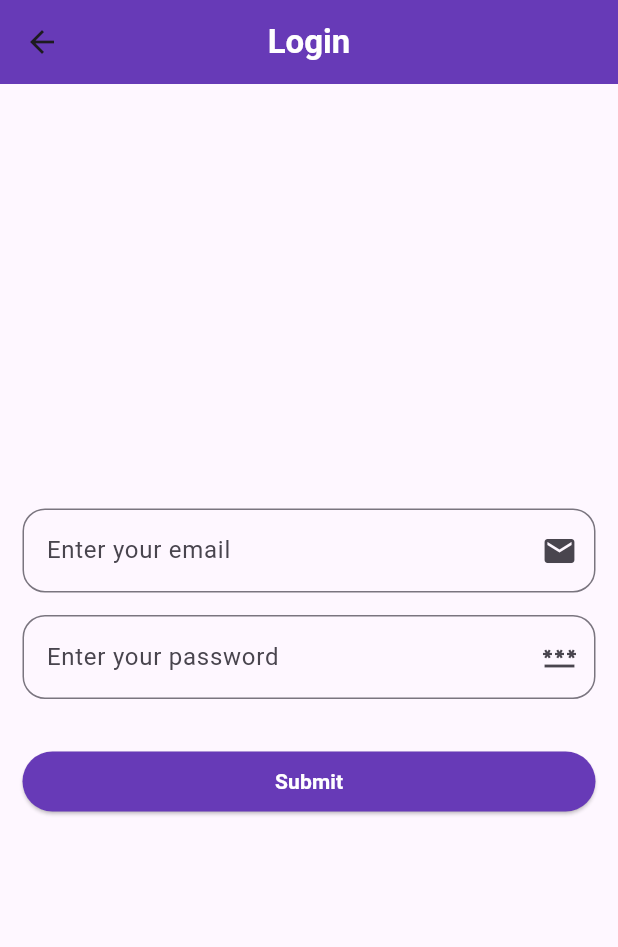
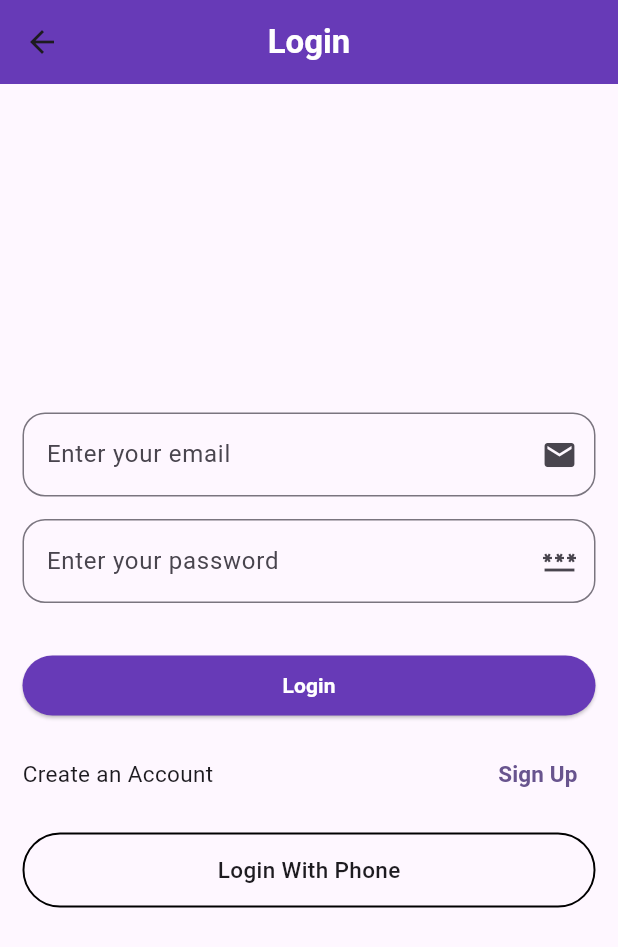
Before and after one commit to rathaurkaushik/firebase_app, a Flutter app: the screen it shows after launch, on a phone screen of 412 x 824 dp. Shown: the top 947 px of the screen. Run offline on Flutter 3.47's test engine with Material 3 defaults, Android fonts, the phone set to English and light mode, and no system bars; our stand-ins replace firebase_core; accounts and stored records are empty.

Commit message:
Add phone screen and some changes on auth pages

```diff
--- a/lib/pages/auth/login_page.dart
+++ b/lib/pages/auth/login_page.dart
@@ -1,3 +1,4 @@
+import 'package:authenticate/pages/auth/signUp_page.dart';
 import 'package:authenticate/widgets/button.dart';
 import 'package:flutter/material.dart';
 
@@ -16,7 +17,8 @@ class _LoginPageState extends State<LoginPage> {
 
   @override
   Widget build(BuildContext context) {
-    return Scaffold(
+    return
+      Scaffold(
       appBar: AppBar(
         backgroundColor: Colors.deepPurple,
         title: Text(
@@ -54,7 +56,23 @@ class _LoginPageState extends State<LoginPage> {
               ),
             ),
             SizedBox(height: 35,),
-            CustomButton('Submit')
+            CustomButton('Login'),
+            SizedBox(height: 15,),
+            Row(
+              mainAxisAlignment: MainAxisAlignment.spaceBetween,
+              children: [
+              Text('Create an Account',style: TextStyle(fontSize: 15, fontWeight: FontWeight.w400,),),
+              TextButton(onPressed: (){
+                Navigator.push(context, MaterialPageRoute(builder: (context)=> SignupPage()));
+              }, child: Text('Sign Up', style: TextStyle(fontSize: 15, fontWeight: FontWeight.w600),))
+            ],),
+            SizedBox(height: 15,),
+            CustomButton2('Login With Phone', context)
+
+
+
+
+
           ],
         ),
       ),
--- a/lib/pages/splash_page.dart
+++ b/lib/pages/splash_page.dart
@@ -12,12 +12,12 @@ class SplashPage extends StatefulWidget {
 
 class _SplashPageState extends State<SplashPage> {
   @override
-  SplashServices splashServices = SplashServices();
+  SplashServices splashpage = SplashServices();
   @override
   void initState() {
     // TODO: implement initState
     super.initState();
-    splashServices.isLogin(context);
+    splashpage.isLogin(context);
   }
 
   Widget build(BuildContext context) {
--- a/lib/widgets/button.dart
+++ b/lib/widgets/button.dart
@@ -1,3 +1,4 @@
+import 'package:authenticate/pages/auth/phone_auth_page.dart';
 import 'package:flutter/cupertino.dart';
 import 'package:flutter/material.dart';
 
@@ -18,3 +19,20 @@ Widget CustomButton(String title) {
     ),
   );
 }
+Widget CustomButton2(String title, BuildContext context) {
+  return SizedBox(
+    height: 50,
+    width: double.infinity,
+    child: InkWell(
+      onTap: (){
+        Navigator.push(context, MaterialPageRoute(builder: (context)=> PhoneAuthPage()));
+      },
+      child: Container(
+
+        decoration: BoxDecoration(
+            border: Border.all(width: 1.3),
+            borderRadius: BorderRadius.circular(25)),
+      child: Center(child: Text(title, style: TextStyle(fontSize: 15,fontWeight: FontWeight.w500),)),
+    ),)
+  );
+}
```
Also changed, not shown: lib/firebase_services/splash_service.dart (+6 -10 lines), lib/pages/auth/phone_auth_page.dart (+41 -0 lines), lib/pages/auth/signUp_page.dart (+63 -0 lines).
